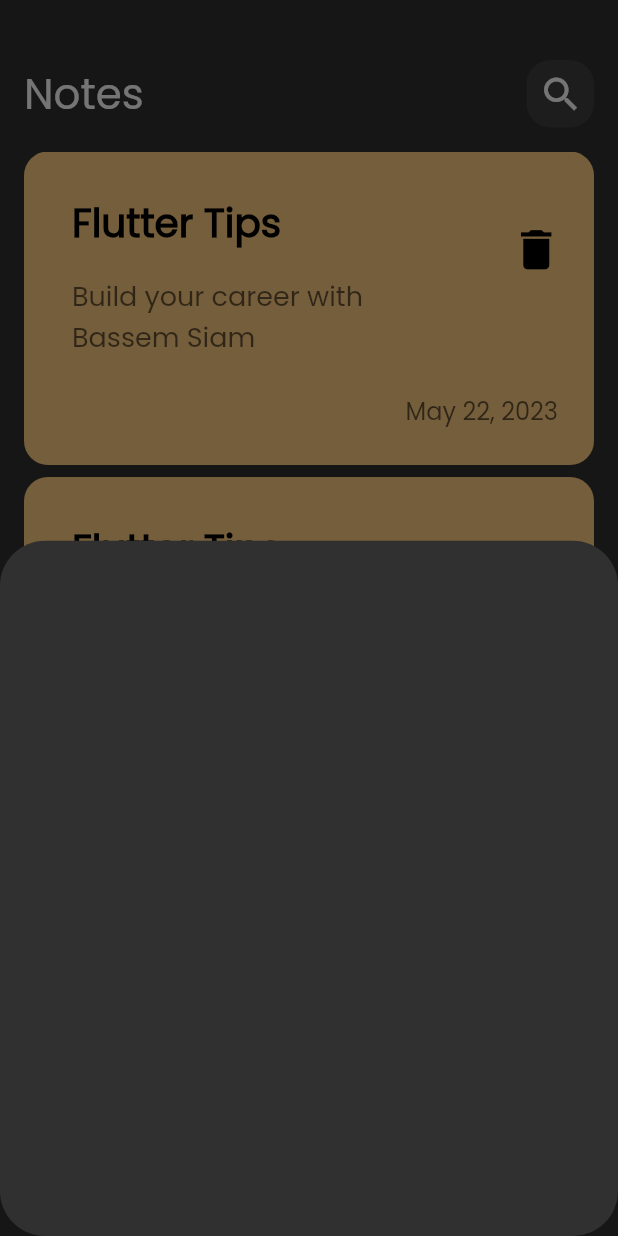
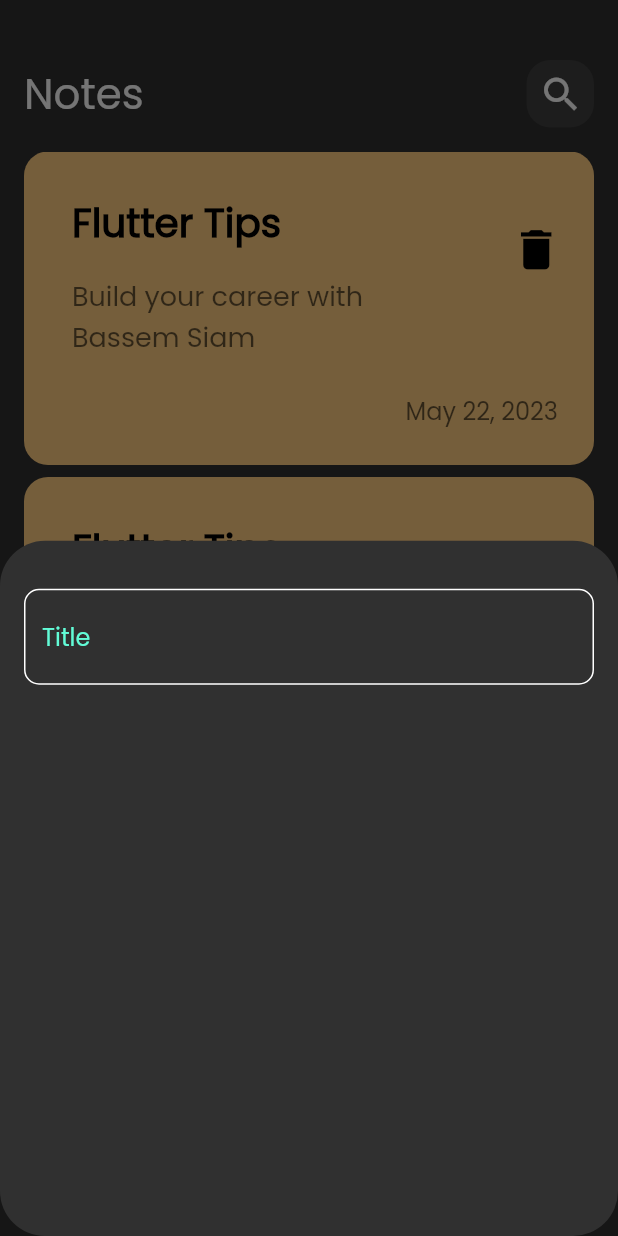
Before and after one commit to BassemSiam/notes_app, a Flutter app: the screen it shows after launch, after a tap on the "add" icon, on a phone screen of 412 x 824 dp. Run offline on Flutter 3.47's test engine with Material 2 defaults, Android fonts, the phone set to English and light mode, and no system bars.

Commit message:
creating custom Text filed

```diff
--- /dev/null
+++ b/lib/Components/Consts/Colors.dart
@@ -0,0 +1,3 @@
+import 'package:flutter/animation.dart';
+
+const primaryColor = Color(0xff62FCD7);
--- /dev/null
+++ b/lib/Components/Widgets/Custom_text_filed.dart
@@ -0,0 +1,33 @@
+import 'package:flutter/material.dart';
+import 'package:note_app/Components/Consts/Colors.dart';
+
+class CustomTextFiled extends StatelessWidget {
+  const CustomTextFiled({super.key});
+
+  @override
+  Widget build(BuildContext context) {
+    return TextField(
+      cursorColor: primaryColor,
+      decoration: InputDecoration(
+        hintText: 'Title',
+        hintStyle: TextStyle(
+          color: primaryColor
+        ),
+        border: OutlineInputBorder(
+          borderRadius: BorderRadius.circular(10),
+          borderSide: BorderSide(color: Colors.white),
+
+
+        ),
+        enabledBorder: OutlineInputBorder(
+           borderRadius: BorderRadius.circular(10),
+          borderSide:  BorderSide(color: Colors.white),
+        ),
+        focusedBorder: OutlineInputBorder(
+          borderRadius: BorderRadius.circular(10),
+          borderSide: BorderSide(color: primaryColor),
+        ),
+      ),
+    );
+  }
+}
--- a/lib/Components/Widgets/widgets.dart
+++ b/lib/Components/Widgets/widgets.dart
@@ -1,4 +1,5 @@
 import 'package:flutter/material.dart';
+import 'package:note_app/Components/Widgets/Custom_text_filed.dart';
 
 import 'Custom_Notes_items.dart';
 
@@ -75,6 +76,18 @@ class CustomBottomShet extends StatelessWidget {
 
   @override
   Widget build(BuildContext context) {
-    return Container();
+    return Padding(
+      padding: const EdgeInsets.symmetric(horizontal:  16),
+      child: Column(
+        children: [
+          SizedBox(
+            height: 32,
+          ),
+          CustomTextFiled(
+
+          ),
+        ],
+      ),
+    );
   }
 }
```
